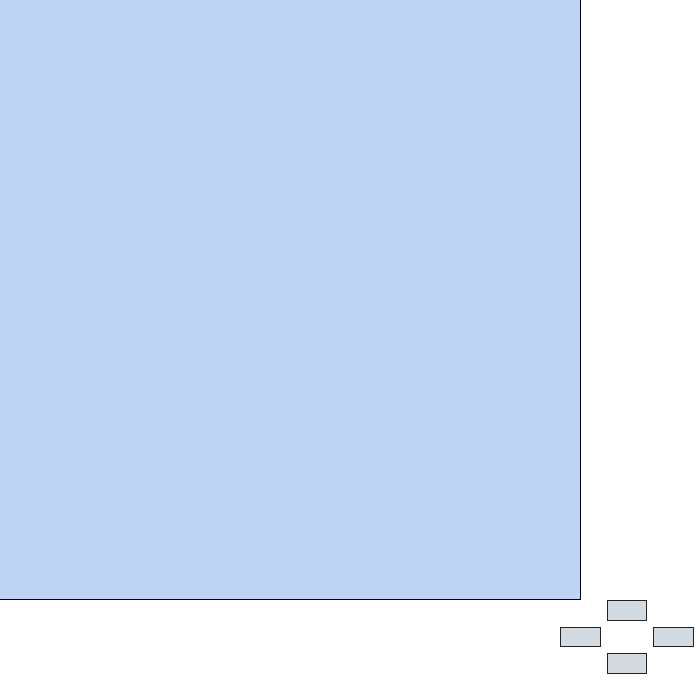
AlysonVI/ComputacaoGrafica, file mainwindow.ui: the form before one commit.
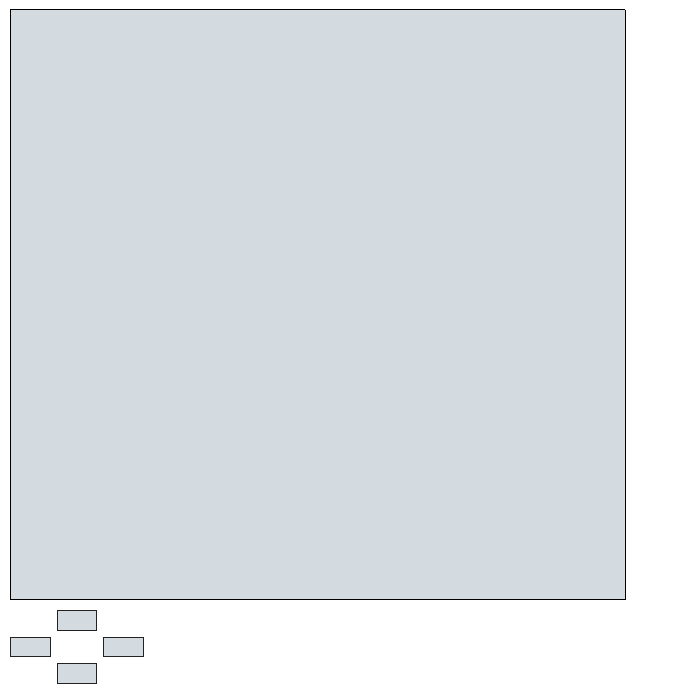
The form after the commit.

```diff
--- a/mainwindow.ui
+++ b/mainwindow.ui
@@ -19,7 +19,7 @@
   <property name="styleSheet">
    <string notr="true">#MainWindow{
 	color:#000;
-	background-color:#BFD3F5;
+	background-color:#D3DBE0;;
 	
 
 }
@@ -34,36 +34,13 @@
    <widget class="QWidget" name="gridLayoutWidget">
     <property name="geometry">
      <rect>
-      <x>560</x>
-      <y>600</y>
+      <x>10</x>
+      <y>610</y>
       <width>134</width>
       <height>74</height>
      </rect>
     </property>
     <layout class="QGridLayout" name="gridLayout">
-     <item row="2" column="0">
-      <widget class="QPushButton" name="left">
-       <property name="sizePolicy">
-        <sizepolicy hsizetype="Expanding" vsizetype="Expanding">
-         <horstretch>0</horstretch>
-         <verstretch>0</verstretch>
-        </sizepolicy>
-       </property>
-       <property name="styleSheet">
-        <string notr="true">#left{
-	background-color:#D3DBE0;
-	border-radios: 10px;
-	border: 1px solid #222;
-}
-#left:hover{
-	background-color:#fff;
-}</string>
-       </property>
-       <property name="text">
-        <string/>
-       </property>
-      </widget>
-     </item>
      <item row="3" column="2">
       <widget class="QPushButton" name="down">
        <property name="sizePolicy">
@@ -86,8 +63,8 @@
        </property>
       </widget>
      </item>
-     <item row="0" column="2">
-      <widget class="QPushButton" name="up">
+     <item row="2" column="0">
+      <widget class="QPushButton" name="left">
        <property name="sizePolicy">
         <sizepolicy hsizetype="Expanding" vsizetype="Expanding">
          <horstretch>0</horstretch>
@@ -95,12 +72,12 @@
         </sizepolicy>
        </property>
        <property name="styleSheet">
-        <string notr="true">#up{
+        <string notr="true">#left{
 	background-color:#D3DBE0;
 	border-radios: 10px;
 	border: 1px solid #222;
 }
-#up:hover{
+#left:hover{
 	background-color:#fff;
 }</string>
        </property>
@@ -133,14 +110,37 @@
        </property>
       </widget>
      </item>
+     <item row="0" column="2">
+      <widget class="QPushButton" name="up">
+       <property name="sizePolicy">
+        <sizepolicy hsizetype="Expanding" vsizetype="Expanding">
+         <horstretch>0</horstretch>
+         <verstretch>0</verstretch>
+        </sizepolicy>
+       </property>
+       <property name="styleSheet">
+        <string notr="true">#up{
+	background-color:#D3DBE0;
+	border-radios: 10px;
+	border: 1px solid #222;
+}
+#up:hover{
+	background-color:#fff;
+}</string>
+       </property>
+       <property name="text">
+        <string/>
+       </property>
+      </widget>
+     </item>
     </layout>
    </widget>
    <widget class="QTableView" name="FundoA">
     <property name="geometry">
      <rect>
-      <x>580</x>
+      <x>625</x>
       <y>0</y>
-      <width>125</width>
+      <width>75</width>
       <height>700</height>
      </rect>
     </property>
@@ -174,7 +174,7 @@
 }</string>
     </property>
    </widget>
-   <widget class="QTableView" name="FundoC">
+   <widget class="QTableView" name="FundoCuboA">
     <property name="geometry">
      <rect>
       <x>575</x>
@@ -184,16 +184,109 @@
      </rect>
     </property>
     <property name="styleSheet">
+     <string notr="true">#FundoCuboA{
+	background-color:#fff;
+   border: none;
+}</string>
+    </property>
+   </widget>
+   <widget class="QTableView" name="FundoC">
+    <property name="geometry">
+     <rect>
+      <x>0</x>
+      <y>0</y>
+      <width>700</width>
+      <height>10</height>
+     </rect>
+    </property>
+    <property name="styleSheet">
      <string notr="true">#FundoC{
+	min-width: 10px;
 	background-color:#fff;
+   border: 1px solid black;
+   border-right: none;
+	border-top: none;
+	border-left: none;
+}</string>
+    </property>
+   </widget>
+   <widget class="QTableView" name="FundoCuboB">
+    <property name="geometry">
+     <rect>
+      <x>625</x>
+      <y>0</y>
+      <width>75</width>
+      <height>10</height>
+     </rect>
+    </property>
+    <property name="styleSheet">
+     <string notr="true">#FundoCuboB{
+	background-color:#fff;
    border: none;
 }</string>
     </property>
    </widget>
+   <widget class="QTableView" name="FundoD">
+    <property name="geometry">
+     <rect>
+      <x>0</x>
+      <y>-1</y>
+      <width>11</width>
+      <height>700</height>
+     </rect>
+    </property>
+    <property name="styleSheet">
+     <string notr="true">#FundoD{
+	min-width: 10px;
+	background-color:#fff;
+   border: 1px solid black;
+   border-left: none;
+	border-top: none;
+	border-bottom: none;
+}</string>
+    </property>
+   </widget>
+   <widget class="QTableView" name="FundoCuboC">
+    <property name="geometry">
+     <rect>
+      <x>0</x>
+      <y>599</y>
+      <width>10</width>
+      <height>75</height>
+     </rect>
+    </property>
+    <property name="styleSheet">
+     <string notr="true">#FundoCuboC{
+	background-color:#fff;
+   border: none;
+}</string>
+    </property>
+   </widget>
+   <widget class="QTableView" name="FundoCuboD">
+    <property name="geometry">
+     <rect>
+      <x>0</x>
+      <y>0</y>
+      <width>10</width>
+      <height>75</height>
+     </rect>
+    </property>
+    <property name="styleSheet">
+     <string notr="true">#FundoCuboD{
+	background-color:#fff;
+   border: none;
+}</string>
+    </property>
+   </widget>
+   <zorder>FundoD</zorder>
    <zorder>FundoB</zorder>
+   <zorder>FundoCuboC</zorder>
    <zorder>FundoA</zorder>
-   <zorder>FundoC</zorder>
+   <zorder>FundoCuboA</zorder>
    <zorder>gridLayoutWidget</zorder>
+   <zorder>FundoC</zorder>
+   <zorder>FundoCuboB</zorder>
+   <zorder>FundoCuboD</zorder>
   </widget>
   <widget class="QMenuBar" name="menubar">
    <property name="geometry">
```
